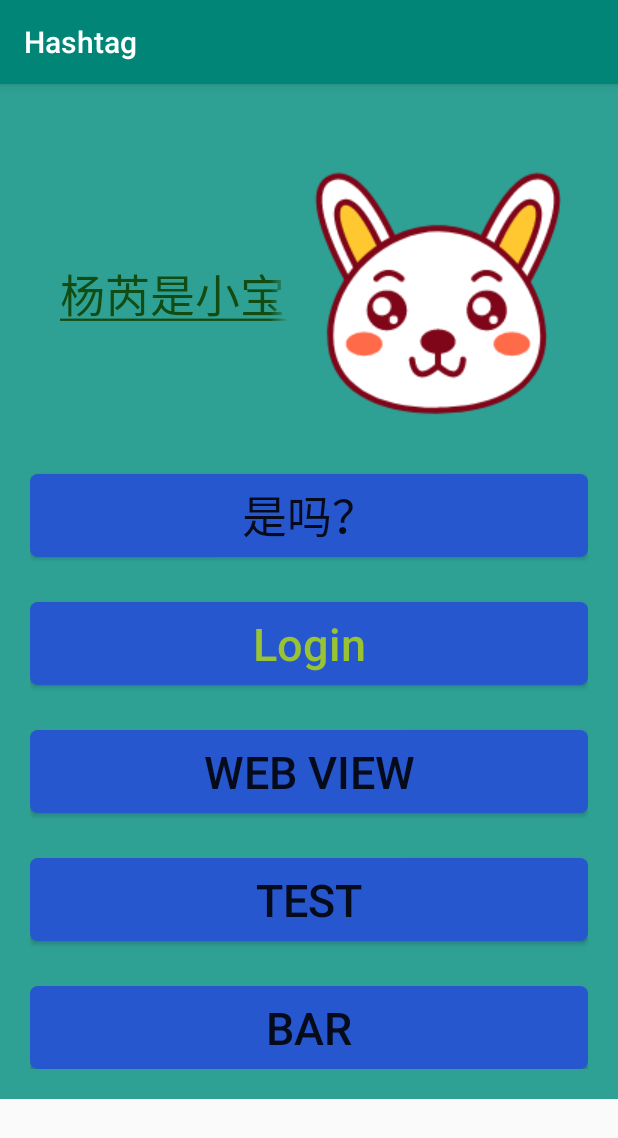
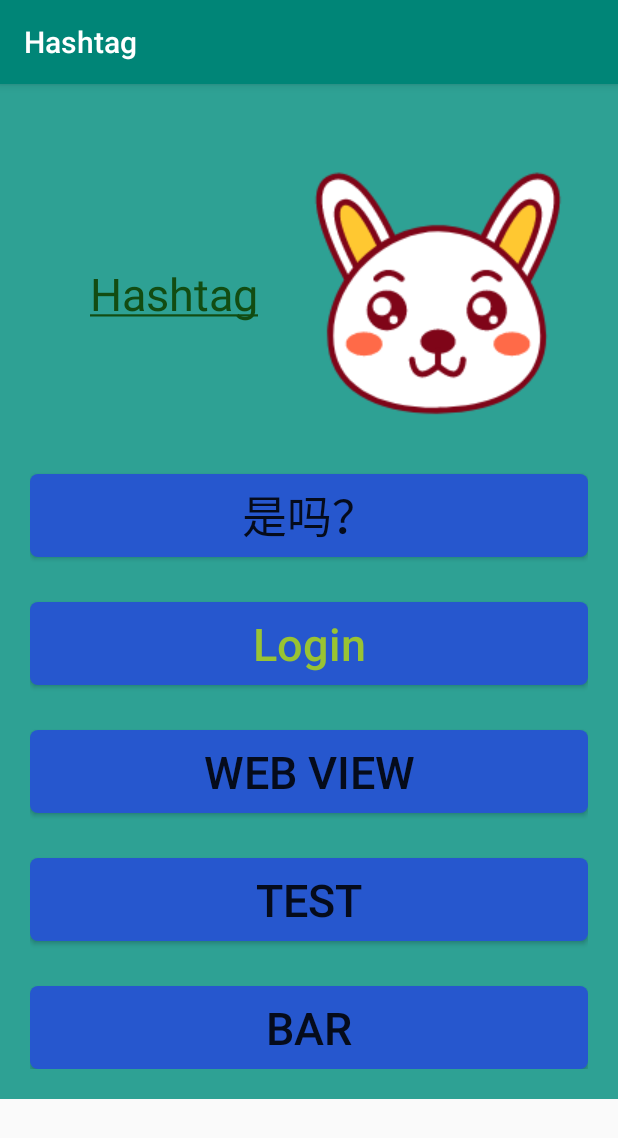
Before and after one commit to 0YHR0/BachelorThesis_HashtagFrontend, an Android app: the screen it shows after launch (MainActivity), on a phone screen of 412 x 824 dp. Shown: the top 1138 px of the screen. Run offline under Robolectric (Android 15) with nearby library versions, the phone set to English and light mode, and no system bars.

Commit message:
First version

```diff
--- a/app/src/main/res/layout/activity_main.xml
+++ b/app/src/main/res/layout/activity_main.xml
@@ -60,7 +60,7 @@
             android:paddingLeft="20sp"
             android:paddingTop="20sp"
             android:singleLine="true"
-            android:text="@string/test"
+            android:text="@string/title"
             android:textColor="#124C12"
             android:textSize="30sp"
             android:gravity="center"></TextView>
--- a/app/src/main/res/values/strings.xml
+++ b/app/src/main/res/values/strings.xml
@@ -1,4 +1,4 @@
 <resources>
     <string name="app_name">Hashtag</string>
-    <string name="test">杨芮是小宝贝</string>
+    <string name="title">Hashtag</string>
 </resources>
```
